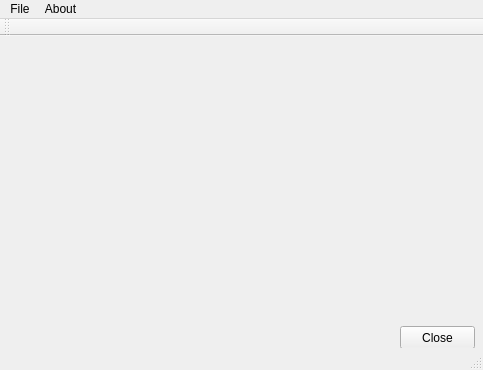
willamm/WaveSimulator, file WaveSim/WaveSim/WaveSim.ui: the form before one commit.
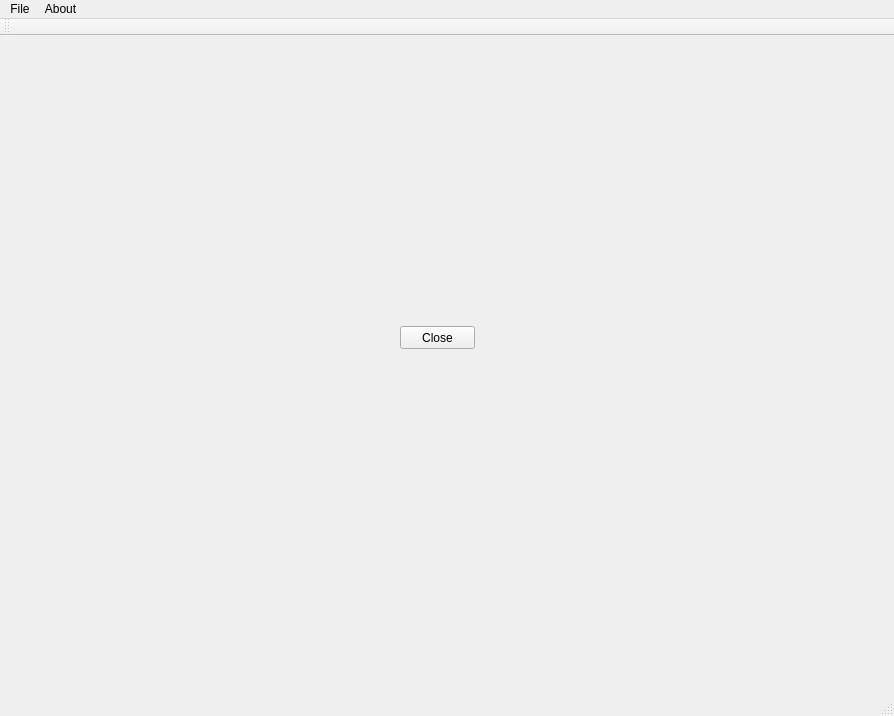
The form after the commit.

Patch:
```diff
--- a/WaveSim/WaveSim/WaveSim.ui
+++ b/WaveSim/WaveSim/WaveSim.ui
@@ -6,8 +6,8 @@
    <rect>
     <x>0</x>
     <y>0</y>
-    <width>483</width>
-    <height>370</height>
+    <width>894</width>
+    <height>716</height>
    </rect>
   </property>
   <property name="windowTitle">
@@ -33,8 +33,8 @@
     <rect>
      <x>0</x>
      <y>0</y>
-     <width>483</width>
-     <height>21</height>
+     <width>894</width>
+     <height>31</height>
     </rect>
    </property>
    <widget class="QMenu" name="menuFile">
```
